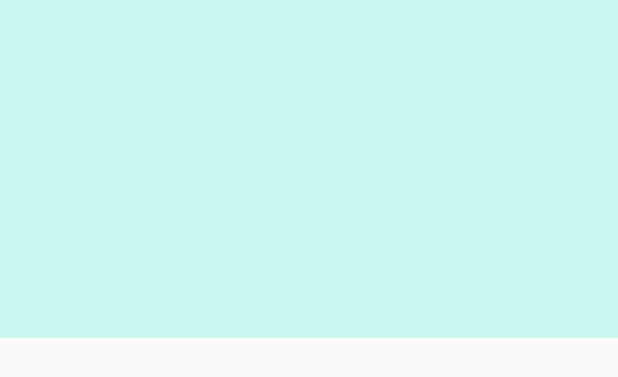
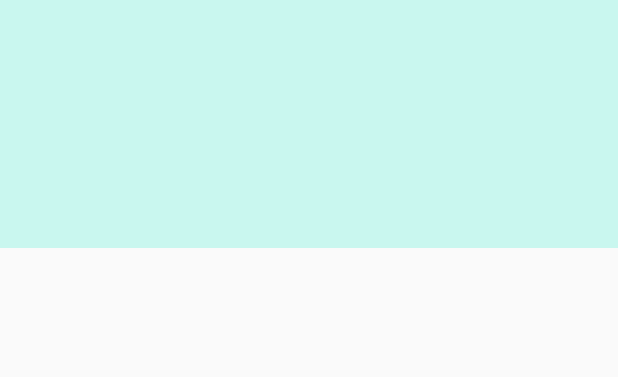
Before and after one commit to Bubbleheads/Buy-Cook, an Android app: the layout grid_view_cell.xml on its own in the app's theme, with its tools: preview values and no code run, on a phone screen of 412 x 824 dp. Shown: the top 377 px of the screen. Run offline under Robolectric (Android 15) with nearby library versions, the phone set to English and light mode, and no system bars.

Commit message:
Update grid_view_cell.xml

```diff
--- a/app/src/main/res/layout/grid_view_cell.xml
+++ b/app/src/main/res/layout/grid_view_cell.xml
@@ -8,7 +8,7 @@
     <ImageView
         android:id="@+id/grid_image"
         android:layout_width="160dp"
-        android:layout_height="160dp"
+        android:layout_height="100dp"
         android:layout_gravity="center"
         android:layout_margin="8dp"
         android:adjustViewBounds="true"
```
